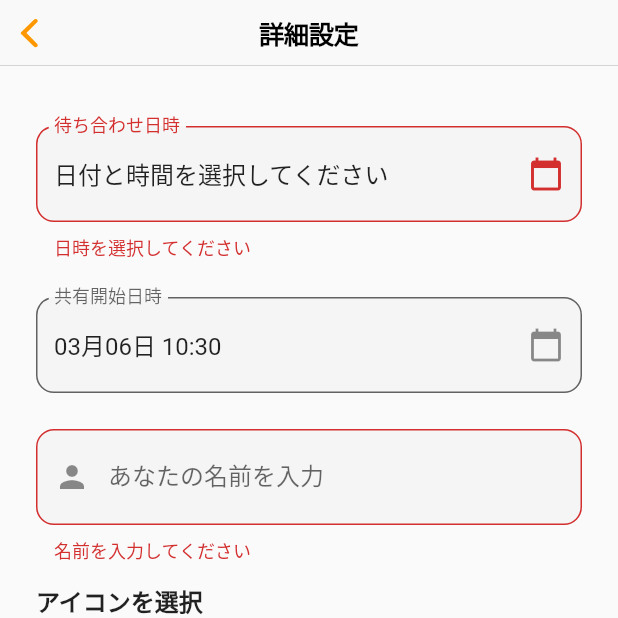
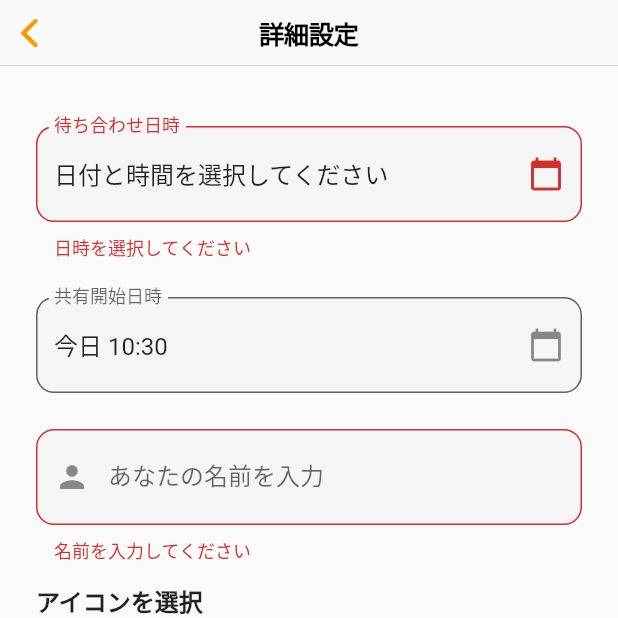
Before and after one commit to Al-Mikan/mesh-frontend, a Flutter app: the SetDetailsPage screen opened directly with empty values, after a tap on "リンクを作成する", on a phone screen of 412 x 824 dp, the top half of it. Run offline on Flutter 3.47's test engine with Material 3 defaults, Android fonts, the phone set to English and light mode, and no system bars; our stand-ins replace app_links, confetti, dio, fixnum, flutter_datetime_picker_plus, flutter_local_notifications and 6 more; missing offline and left inert: background_locator_2, google_maps_webservice, grpc, haptic_feedback, protobuf, pull_down_button and 1 more; accounts and stored records are empty.

Commit message:
日付のフォーマットを共通化

```diff
--- a/lib/set_details_page.dart
+++ b/lib/set_details_page.dart
@@ -3,12 +3,12 @@ import 'package:flutter/material.dart';
 import 'package:flutter_datetime_picker_plus/flutter_datetime_picker_plus.dart'
     as picker;
 import 'package:hooks_riverpod/hooks_riverpod.dart';
-import 'package:intl/intl.dart'; // 日付のフォーマットに使用
 import 'package:mesh_frontend/components/button.dart';
 import 'package:mesh_frontend/grpc/grpc_channel_provider.dart';
 import 'package:mesh_frontend/grpc/grpc_service.dart';
 import 'package:mesh_frontend/set_name_page.dart';
 import 'package:mesh_frontend/share_link_page.dart';
+import 'package:mesh_frontend/utils/format_date.dart';
 import 'package:shared_preferences/shared_preferences.dart';
 
 class SetDetailsPage extends ConsumerStatefulWidget {
@@ -87,9 +87,7 @@ class _SetDetailsAndNamePageState extends ConsumerState<SetDetailsPage> {
       _isSubmitting = true; // ローディング開始
     });
 
-    final formattedDateTime = DateFormat(
-      'MM月dd日 HH:mm',
-    ).format(_selectedDateTime!);
+    final formattedDateTime = formatDateTime(_selectedDateTime!);
     final userName = _nameController.text.trim();
 
     // 匿名ログイン
@@ -143,11 +141,11 @@ class _SetDetailsAndNamePageState extends ConsumerState<SetDetailsPage> {
     final displaySharingStartDateTime =
         _sharingLocationStartTime == null
             ? '日付と時間を選択してください'
-            : DateFormat('MM月dd日 HH:mm').format(_sharingLocationStartTime!);
+            : formatDateTime(_sharingLocationStartTime!);
     final displayDateTime =
         _selectedDateTime == null
             ? '日付と時間を選択してください'
-            : DateFormat('MM月dd日 HH:mm').format(_selectedDateTime!);
+            : formatDateTime(_selectedDateTime!);
 
     return Scaffold(
       appBar: CupertinoNavigationBar(middle: const Text('詳細設定')),
--- a/lib/utils/format_date.dart
+++ b/lib/utils/format_date.dart
@@ -1,7 +1,7 @@
 import 'package:intl/intl.dart';
 
-String formatDateTime(String dateTime) {
-  final dateTimeObj = DateTime.parse(dateTime).toLocal();
+String formatDateTime(dynamic dateTime) {
+  final dateTimeObj = dateTime is String ? DateTime.parse(dateTime).toLocal() : dateTime.toLocal();
   final now = DateTime.now();
   final today = DateTime(now.year, now.month, now.day);
   final yesterday = today.subtract(const Duration(days: 1));
```
